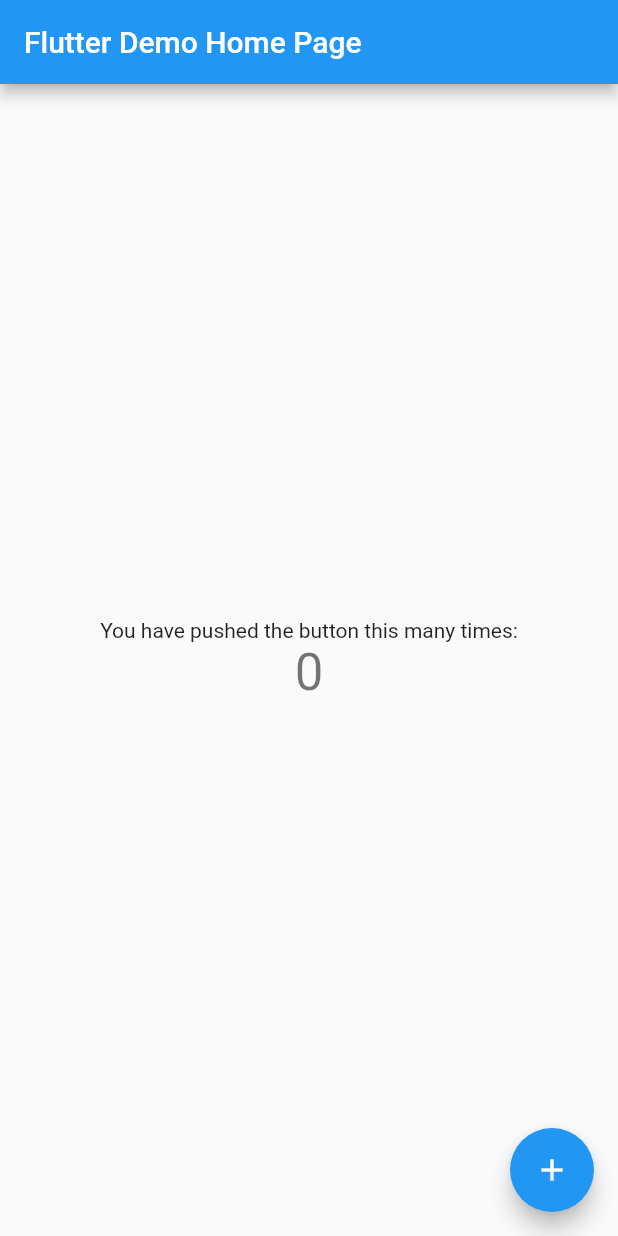
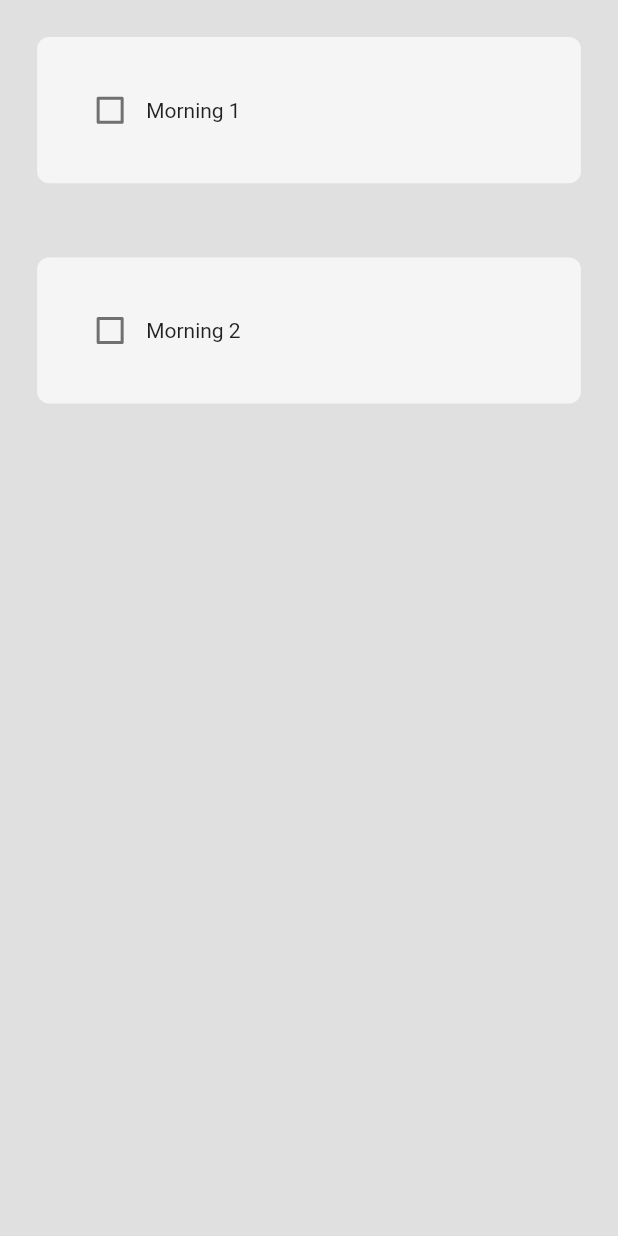
Before and after one commit to ErnestoMoraes/HabitTracker, a Flutter app: the screen it shows after launch, on a phone screen of 412 x 824 dp. Run offline on Flutter 3.47's test engine with Material 2 defaults, Android fonts, the light colour scheme and no system bars.

Commit message:
Criação de PageHome e HabitTile

```diff
--- /dev/null
+++ b/lib/components/habit.tile.dart
@@ -0,0 +1,34 @@
+import 'package:flutter/material.dart';
+
+class HabitTile extends StatelessWidget {
+  final String habitName;
+  final bool habitCompleted;
+  final Function(bool?)? onChange;
+
+  const HabitTile(
+      {super.key,
+      required this.habitName,
+      required this.habitCompleted,
+      this.onChange});
+
+  @override
+  Widget build(BuildContext context) {
+    var size = MediaQuery.of(context).size;
+    return Padding(
+      padding: EdgeInsets.all(size.height * 0.03),
+      child: Container(
+        padding: EdgeInsets.all(size.height * 0.03),
+        decoration: BoxDecoration(
+            color: Colors.grey[100], borderRadius: BorderRadius.circular(8)),
+        child: Row(
+          children: [
+            //chebox
+            Checkbox(value: habitCompleted, onChanged: onChange),
+            //habit name
+            Text(habitName)
+          ],
+        ),
+      ),
+    );
+  }
+}
--- a/lib/main.dart
+++ b/lib/main.dart
@@ -1,4 +1,5 @@
 import 'package:flutter/material.dart';
+import 'package:habittacker/pages/home.page.dart';
 
 void main() {
   runApp(const MyApp());
@@ -10,106 +11,9 @@
   // This widget is the root of your application.
   @override
   Widget build(BuildContext context) {
-    return MaterialApp(
-      title: 'Flutter Demo',
-      theme: ThemeData(
-        // This is the theme of your application.
-        //
-        // Try running your application with "flutter run". You'll see the
-        // application has a blue toolbar. Then, without quitting the app, try
-        // changing the primarySwatch below to Colors.green and then invoke
-        // "hot reload" (press "r" in the console where you ran "flutter run",
-        // or simply save your changes to "hot reload" in a Flutter IDE).
-        // Notice that the counter didn't reset back to zero; the application
-        // is not restarted.
-        primarySwatch: Colors.blue,
-      ),
-      home: const MyHomePage(title: 'Flutter Demo Home Page'),
+    return const MaterialApp(
+      debugShowCheckedModeBanner: false,
+      home: HomePage(),
     );
   }
 }
-
-class MyHomePage extends StatefulWidget {
-  const MyHomePage({super.key, required this.title});
-
-  // This widget is the home page of your application. It is stateful, meaning
-  // that it has a State object (defined below) that contains fields that affect
-  // how it looks.
-
-  // This class is the configuration for the state. It holds the values (in this
-  // case the title) provided by the parent (in this case the App widget) and
-  // used by the build method of the State. Fields in a Widget subclass are
-  // always marked "final".
-
-  final String title;
-
-  @override
-  State<MyHomePage> createState() => _MyHomePageState();
-}
-
-class _MyHomePageState extends State<MyHomePage> {
-  int _counter = 0;
-
-  void _incrementCounter() {
-    setState(() {
-      // This call to setState tells the Flutter framework that something has
-      // changed in this State, which causes it to rerun the build method below
-      // so that the display can reflect the updated values. If we changed
-      // _counter without calling setState(), then the build method would not be
-      // called again, and so nothing would appear to happen.
-      _counter++;
-    });
-  }
-
-  @override
-  Widget build(BuildContext context) {
-    // This method is rerun every time setState is called, for instance as done
-    // by the _incrementCounter method above.
-    //
-    // The Flutter framework has been optimized to make rerunning build methods
-    // fast, so that you can just rebuild anything that needs updating rather
-    // than having to individually change instances of widgets.
-    return Scaffold(
-      appBar: AppBar(
-        // Here we take the value from the MyHomePage object that was created by
-        // the App.build method, and use it to set our appbar title.
-        title: Text(widget.title),
-      ),
-      body: Center(
-        // Center is a layout widget. It takes a single child and positions it
-        // in the middle of the parent.
-        child: Column(
-          // Column is also a layout widget. It takes a list of children and
-          // arranges them vertically. By default, it sizes itself to fit its
-          // children horizontally, and tries to be as tall as its parent.
-          //
-          // Invoke "debug painting" (press "p" in the console, choose the
-          // "Toggle Debug Paint" action from the Flutter Inspector in Android
-          // Studio, or the "Toggle Debug Paint" command in Visual Studio Code)
-          // to see the wireframe for each widget.
-          //
-          // Column has various properties to control how it sizes itself and
-          // how it positions its children. Here we use mainAxisAlignment to
-          // center the children vertically; the main axis here is the vertical
-          // axis because Columns are vertical (the cross axis would be
-          // horizontal).
-          mainAxisAlignment: MainAxisAlignment.center,
-          children: <Widget>[
-            const Text(
-              'You have pushed the button this many times:',
-            ),
-            Text(
-              '$_counter',
-              style: Theme.of(context).textTheme.headline4,
-            ),
-          ],
-        ),
-      ),
-      floatingActionButton: FloatingActionButton(
-        onPressed: _incrementCounter,
-        tooltip: 'Increment',
-        child: const Icon(Icons.add),
-      ), // This trailing comma makes auto-formatting nicer for build methods.
-    );
-  }
-}
--- /dev/null
+++ b/lib/pages/home.page.dart
@@ -0,0 +1,44 @@
+import 'package:flutter/material.dart';
+import 'package:flutter/src/widgets/container.dart';
+import 'package:flutter/src/widgets/framework.dart';
+import 'package:habittacker/components/habit.tile.dart';
+
+class HomePage extends StatefulWidget {
+  const HomePage({super.key});
+
+  @override
+  State<HomePage> createState() => _HomePageState();
+}
+
+class _HomePageState extends State<HomePage> {
+  // data stracture for todays list
+  List todayHabitList = [
+    // [ habitName, habitcompleted]
+    ["Morning 1", false],
+    ["Morning 2", false],
+  ];
+
+  // checkboc was tapped
+  void checkBoxTapped(bool? value, int index) {
+    setState(() {
+      todayHabitList[index][1] = value;
+    });
+  }
+
+  @override
+  Widget build(BuildContext context) {
+    return Scaffold(
+      backgroundColor: Colors.grey[300],
+      body: ListView.builder(
+        itemCount: todayHabitList.length,
+        itemBuilder: (context, index) {
+          return HabitTile(
+            habitName: todayHabitList[index][0],
+            habitCompleted: todayHabitList[index][1],
+            onChange: (value) => checkBoxTapped(value, index),
+          );
+        },
+      ),
+    );
+  }
+}
```
Also changed, not shown: 1 other file.
